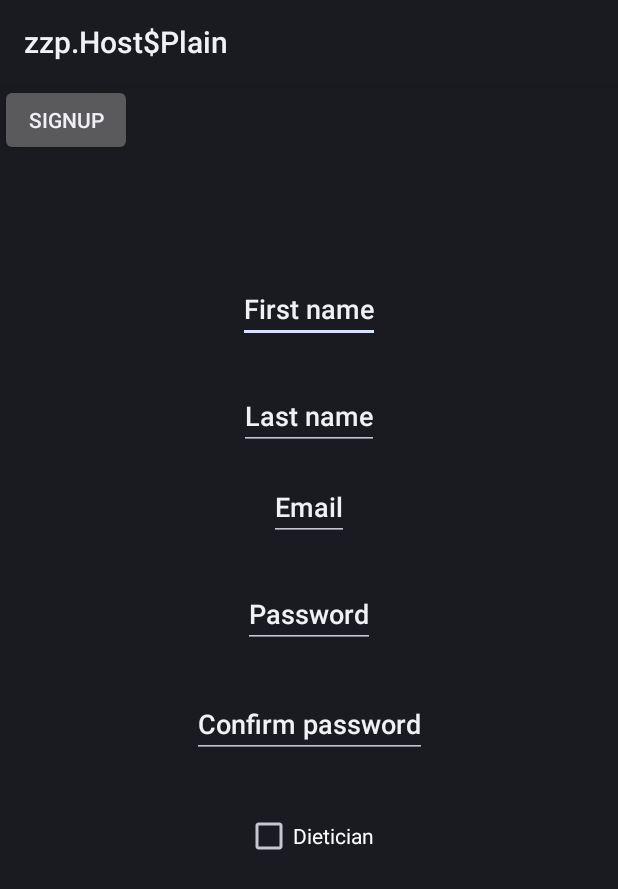
After one commit to chenHam/Cuntada_App, an Android app: the layout activity_register.xml on its own in the app's theme, with its tools: preview values and no code run, on a phone screen of 412 x 824 dp. The commit adds this screen. Shown: the top 889 px of the screen. Run offline under Robolectric (Android 15) with nearby library versions, the phone set to English and light mode, and no system bars.

Commit message:
Register and Details

```diff
--- a/app/src/main/res/layout/activity_main.xml
+++ b/app/src/main/res/layout/activity_main.xml
@@ -1,5 +1,6 @@
 <?xml version="1.0" encoding="utf-8"?>
-<android.support.constraint.ConstraintLayout xmlns:android="http://schemas.android.com/apk/res/android"
+<android.support.constraint.ConstraintLayout
+    xmlns:android="http://schemas.android.com/apk/res/android"
     xmlns:app="http://schemas.android.com/apk/res-auto"
     xmlns:tools="http://schemas.android.com/tools"
     android:layout_width="match_parent"
@@ -27,6 +28,7 @@
         app:layout_constraintTop_toTopOf="parent"
         app:layout_constraintVertical_bias="0.347" />
 
+
     <Button
         android:id="@+id/button_login"
         android:layout_width="wrap_content"
--- /dev/null
+++ b/app/src/main/res/layout/activity_register.xml
@@ -0,0 +1,89 @@
+<?xml version="1.0" encoding="utf-8"?>
+<android.support.constraint.ConstraintLayout
+    xmlns:android="http://schemas.android.com/apk/res/android"
+    xmlns:app="http://schemas.android.com/apk/res-auto"
+    xmlns:tools="http://schemas.android.com/tools"
+    android:layout_width="match_parent"
+    android:layout_height="match_parent"
+    tools:context=".RegisterActivity">
+
+    <EditText
+        android:id="@+id/first_name"
+        android:layout_width="wrap_content"
+        android:layout_height="wrap_content"
+        android:text="First name"
+        app:layout_constraintBottom_toBottomOf="parent"
+        app:layout_constraintHorizontal_bias="0.501"
+        app:layout_constraintLeft_toLeftOf="parent"
+        app:layout_constraintRight_toRightOf="parent"
+        app:layout_constraintTop_toTopOf="parent"
+        app:layout_constraintVertical_bias="0.176" />
+
+    <EditText
+        android:id="@+id/last_name"
+        android:layout_width="wrap_content"
+        android:layout_height="wrap_content"
+        android:text="Last name"
+        app:layout_constraintBottom_toBottomOf="parent"
+        app:layout_constraintLeft_toLeftOf="parent"
+        app:layout_constraintRight_toRightOf="parent"
+        app:layout_constraintTop_toTopOf="parent"
+        app:layout_constraintVertical_bias="0.275" />
+
+
+    <EditText
+        android:id="@+id/email"
+        android:layout_width="wrap_content"
+        android:layout_height="wrap_content"
+        android:text="Email"
+        app:layout_constraintBottom_toBottomOf="parent"
+        app:layout_constraintLeft_toLeftOf="parent"
+        app:layout_constraintRight_toRightOf="parent"
+        app:layout_constraintTop_toTopOf="parent"
+        app:layout_constraintVertical_bias="0.359" />
+
+    <EditText
+        android:id="@+id/password"
+        android:layout_width="wrap_content"
+        android:layout_height="wrap_content"
+        android:text="Password"
+        app:layout_constraintBottom_toBottomOf="parent"
+        app:layout_constraintHorizontal_bias="0.501"
+        app:layout_constraintLeft_toLeftOf="parent"
+        app:layout_constraintRight_toRightOf="parent"
+        app:layout_constraintTop_toTopOf="parent"
+        app:layout_constraintVertical_bias="0.458" />
+
+    <EditText
+        android:id="@+id/confirm_password"
+        android:layout_width="wrap_content"
+        android:layout_height="wrap_content"
+        android:text="Confirm password"
+        app:layout_constraintBottom_toBottomOf="parent"
+        app:layout_constraintLeft_toLeftOf="parent"
+        app:layout_constraintRight_toRightOf="parent"
+        app:layout_constraintTop_toTopOf="parent"
+        app:layout_constraintVertical_bias="0.559" />
+
+    <CheckBox
+        android:id="@+id/checkbox_Dietician"
+        android:layout_width="wrap_content"
+        android:layout_height="wrap_content"
+        android:text="Dietician"
+        app:layout_constraintBottom_toBottomOf="parent"
+        app:layout_constraintHorizontal_bias="0.501"
+        app:layout_constraintLeft_toLeftOf="parent"
+        app:layout_constraintRight_toRightOf="parent"
+        app:layout_constraintTop_toTopOf="parent"
+        app:layout_constraintVertical_bias="0.659" />
+
+    <Button
+        android:id="@+id/button_register"
+        android:layout_width="wrap_content"
+        android:layout_height="wrap_content"
+        android:onClick="RegisterButton"
+        android:text="SignUp"
+        tools:layout_editor_absoluteX="148dp"
+        tools:layout_editor_absoluteY="379dp" />
+
+</android.support.constraint.ConstraintLayout>
--- a/app/src/main/res/values/strings.xml
+++ b/app/src/main/res/values/strings.xml
@@ -1,3 +1,5 @@
 <resources>
     <string name="button_login">Login</string>
+    <string name="button_register">Register</string>
+
 </resources>
```
Also changed, not shown: app/src/main/java/com/example/chen/cuntada_app/app/DetailsActivity.java (added, +34 -0 lines), app/src/main/java/com/example/chen/cuntada_app/app/RegisterActivity.java (added, +62 -0 lines), app/src/main/res/layout/activity_details.xml (added, +20 -0 lines).
